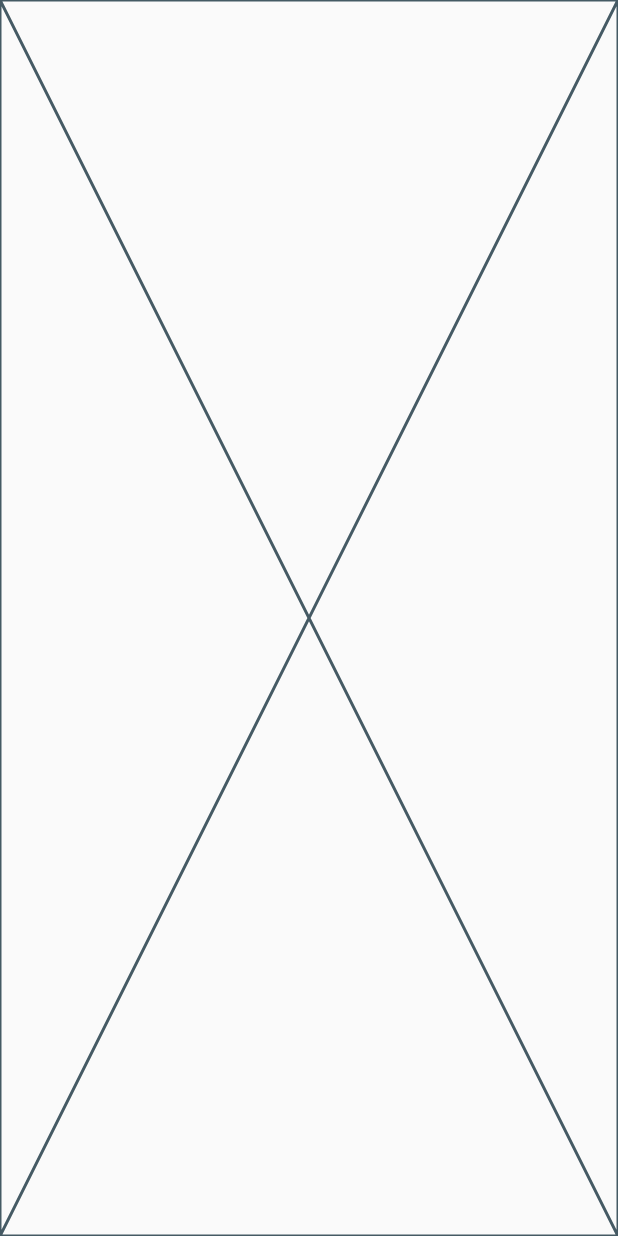
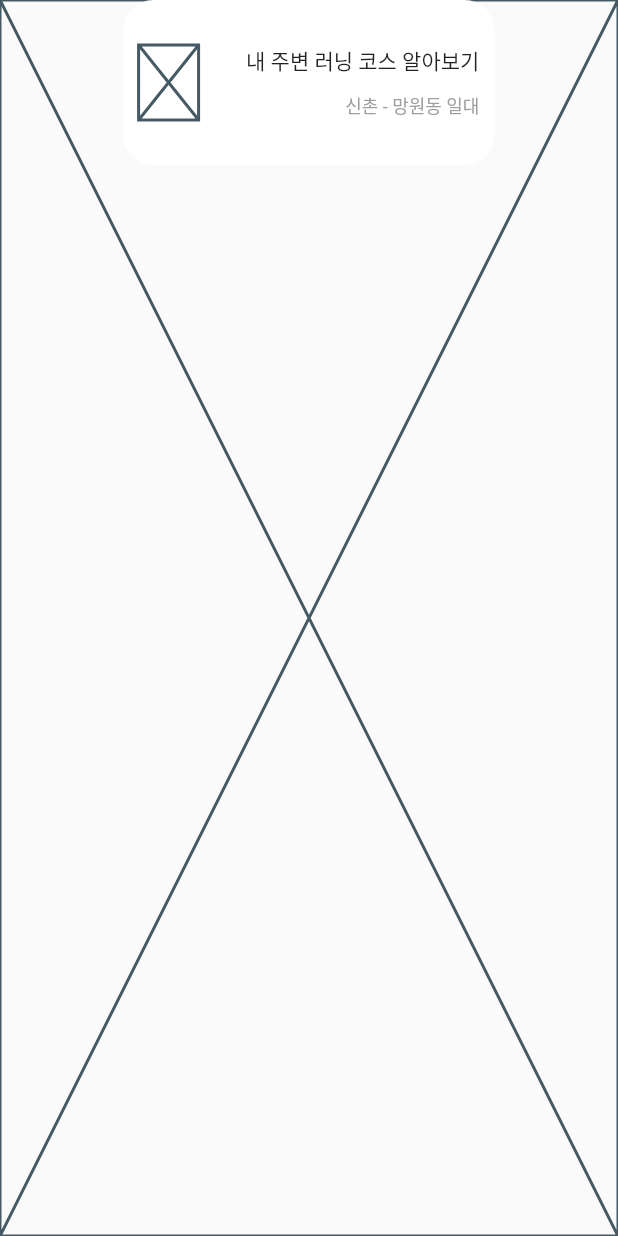
Before and after one commit to chlee1252/running_crew, a Flutter app: the screen it shows after launch, on a phone screen of 412 x 824 dp. Run offline on Flutter 3.47's test engine with Material 2 defaults, Android fonts, the phone set to English and light mode, and no system bars.

Commit message:
feat: add image box widget

```diff
--- a/lib/screen/main_screen.dart
+++ b/lib/screen/main_screen.dart
@@ -1,4 +1,5 @@
 import 'package:flutter/material.dart';
+import 'package:running_crew/widgets/image_text_box.dart';
 
 class MainScreen extends StatelessWidget {
   const MainScreen({Key? key}) : super(key: key);
@@ -6,10 +7,23 @@ class MainScreen extends StatelessWidget {
   @override
   Widget build(BuildContext context) {
     return Scaffold(
-      body: Stack(
-        children: const [
-          Placeholder(),
-        ],
+      body: SafeArea(
+        child: Stack(
+          fit: StackFit.expand,
+          children: [
+            const Placeholder(),
+            Column(
+              children: [
+                Container(),
+                const Center(
+                    child: ImageTextBox(
+                  title: "내 주변 러닝 코스 알아보기",
+                  subText: "신촌 - 망원동 일대",
+                ))
+              ],
+            ),
+          ],
+        ),
       ),
     );
   }
--- /dev/null
+++ b/lib/widgets/image_text_box.dart
@@ -0,0 +1,66 @@
+import 'package:flutter/material.dart';
+
+class ImageTextBox extends StatelessWidget {
+  const ImageTextBox({
+    Key? key,
+    // required this.image,
+    required this.title,
+    this.subText = "",
+  }) : super(
+          key: key,
+        );
+
+  // final Image image;
+  final String title;
+  final String subText;
+
+  @override
+  Widget build(BuildContext context) {
+    var size = MediaQuery.of(context).size;
+    print(title);
+    return Container(
+      padding: const EdgeInsets.symmetric(
+        vertical: 30.0,
+        horizontal: 10.0,
+      ),
+      decoration: const BoxDecoration(
+          color: Colors.white,
+          borderRadius: BorderRadius.all(Radius.circular(20.0))),
+      constraints: BoxConstraints(
+        maxWidth: size.width * 0.6,
+      ),
+      height: 110.0,
+      child: Row(
+        children: [
+          const Placeholder(
+            fallbackWidth: 40.0,
+            fallbackHeight: 20.0,
+          ),
+          const SizedBox(
+            width: 20.0,
+          ),
+          Expanded(
+            child: Column(
+              crossAxisAlignment: CrossAxisAlignment.end,
+              children: [
+                Text(
+                  title,
+                ),
+                const SizedBox(
+                  height: 10.0,
+                ),
+                Text(
+                  subText,
+                  style: const TextStyle(
+                    color: Colors.grey,
+                    fontSize: 12.0,
+                  ),
+                ),
+              ],
+            ),
+          ),
+        ],
+      ),
+    );
+  }
+}
```
Also changed, not shown: 3 other files.
